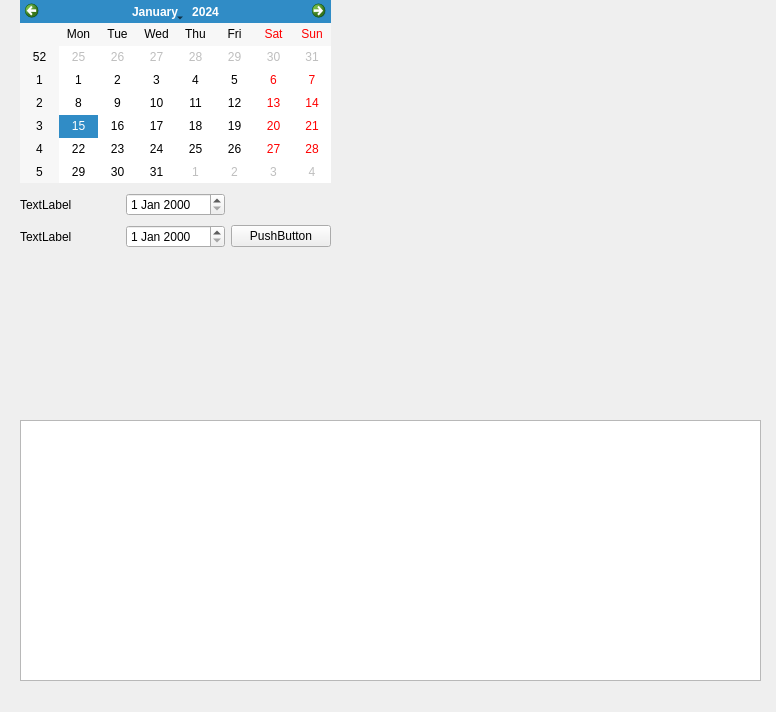
First picture: the form in acc.ui, repository 201110520/TableSetter_encore-final, before the edit.
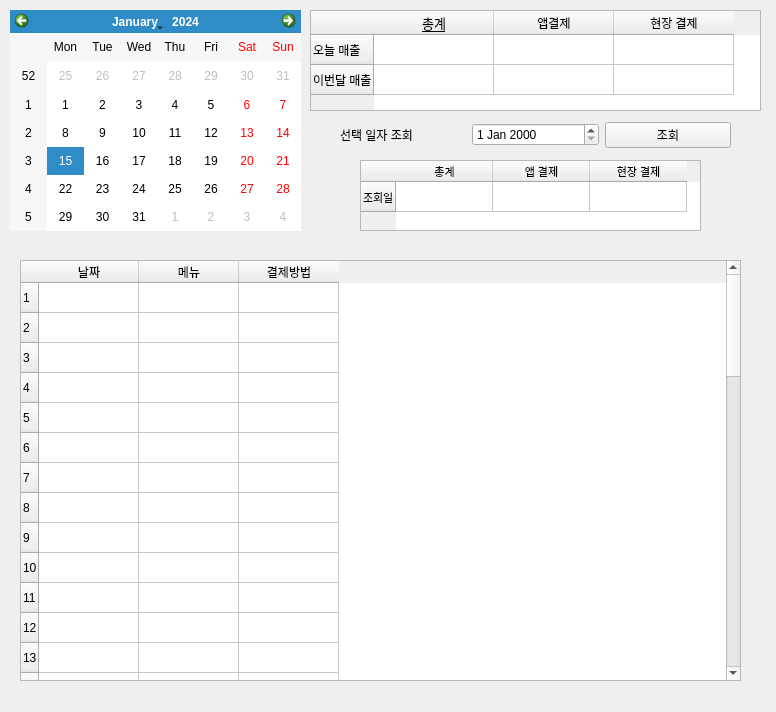
Second picture: the form after the edit.

```diff
--- a/acc.ui
+++ b/acc.ui
@@ -34,65 +34,415 @@
      <height>691</height>
     </rect>
    </property>
-   <widget class="QListView" name="listView">
-    <property name="geometry">
-     <rect>
-      <x>20</x>
-      <y>420</y>
-      <width>741</width>
-      <height>261</height>
-     </rect>
-    </property>
-   </widget>
-   <widget class="QCalendarWidget" name="calendarWidget">
-    <property name="geometry">
-     <rect>
-      <x>20</x>
-      <y>0</y>
-      <width>311</width>
-      <height>183</height>
-     </rect>
-    </property>
-   </widget>
    <widget class="QWidget" name="gridLayoutWidget">
     <property name="geometry">
      <rect>
-      <x>20</x>
-      <y>190</y>
-      <width>311</width>
-      <height>61</height>
+      <x>340</x>
+      <y>120</y>
+      <width>391</width>
+      <height>31</height>
      </rect>
     </property>
     <layout class="QGridLayout" name="gridLayout">
-     <item row="1" column="0">
-      <widget class="QLabel" name="label_2">
-       <property name="text">
-        <string>TextLabel</string>
-       </property>
-      </widget>
-     </item>
      <item row="0" column="0">
-      <widget class="QLabel" name="label">
+      <widget class="QLabel" name="label_2">
        <property name="text">
-        <string>TextLabel</string>
+        <string>선택 일자 조회</string>
+       </property>
+      </widget>
+     </item>
+     <item row="0" column="3">
+      <widget class="QPushButton" name="acc_select_search">
+       <property name="text">
+        <string>조회</string>
        </property>
       </widget>
      </item>
      <item row="0" column="1">
-      <widget class="QDateEdit" name="dateEdit"/>
-     </item>
-     <item row="1" column="1">
       <widget class="QDateEdit" name="dateEdit_2"/>
      </item>
-     <item row="1" column="2">
-      <widget class="QPushButton" name="pushButton">
-       <property name="text">
-        <string>PushButton</string>
-       </property>
-      </widget>
-     </item>
     </layout>
    </widget>
+   <widget class="QTableWidget" name="acc_upper">
+    <property name="geometry">
+     <rect>
+      <x>310</x>
+      <y>10</y>
+      <width>451</width>
+      <height>101</height>
+     </rect>
+    </property>
+    <attribute name="horizontalHeaderDefaultSectionSize">
+     <number>120</number>
+    </attribute>
+    <attribute name="horizontalHeaderMinimumSectionSize">
+     <number>30</number>
+    </attribute>
+    <row>
+     <property name="text">
+      <string>오늘 매출</string>
+     </property>
+    </row>
+    <row>
+     <property name="text">
+      <string>이번달 매출</string>
+     </property>
+    </row>
+    <column>
+     <property name="text">
+      <string>총계</string>
+     </property>
+     <property name="font">
+      <font>
+       <family>Adobe Arabic</family>
+       <pointsize>10</pointsize>
+       <underline>true</underline>
+      </font>
+     </property>
+    </column>
+    <column>
+     <property name="text">
+      <string>앱결제</string>
+     </property>
+    </column>
+    <column>
+     <property name="text">
+      <string>현장 결제</string>
+     </property>
+    </column>
+   </widget>
+   <widget class="QCalendarWidget" name="calendarWidget">
+    <property name="geometry">
+     <rect>
+      <x>10</x>
+      <y>10</y>
+      <width>291</width>
+      <height>221</height>
+     </rect>
+    </property>
+   </widget>
+   <widget class="QTableWidget" name="acc_main">
+    <property name="geometry">
+     <rect>
+      <x>20</x>
+      <y>260</y>
+      <width>721</width>
+      <height>421</height>
+     </rect>
+    </property>
+    <property name="lineWidth">
+     <number>1</number>
+    </property>
+    <property name="iconSize">
+     <size>
+      <width>0</width>
+      <height>0</height>
+     </size>
+    </property>
+    <row>
+     <property name="text">
+      <string>1</string>
+     </property>
+    </row>
+    <row>
+     <property name="text">
+      <string>2</string>
+     </property>
+    </row>
+    <row>
+     <property name="text">
+      <string>3</string>
+     </property>
+    </row>
+    <row>
+     <property name="text">
+      <string>4</string>
+     </property>
+    </row>
+    <row>
+     <property name="text">
+      <string>5</string>
+     </property>
+    </row>
+    <row>
+     <property name="text">
+      <string>6</string>
+     </property>
+    </row>
+    <row>
+     <property name="text">
+      <string>7</string>
+     </property>
+    </row>
+    <row>
+     <property name="text">
+      <string>8</string>
+     </property>
+    </row>
+    <row>
+     <property name="text">
+      <string>9</string>
+     </property>
+    </row>
+    <row>
+     <property name="text">
+      <string>10</string>
+     </property>
+    </row>
+    <row>
+     <property name="text">
+      <string>11</string>
+     </property>
+    </row>
+    <row>
+     <property name="text">
+      <string>12</string>
+     </property>
+    </row>
+    <row>
+     <property name="text">
+      <string>13</string>
+     </property>
+    </row>
+    <row>
+     <property name="text">
+      <string>14</string>
+     </property>
+    </row>
+    <row>
+     <property name="text">
+      <string>15</string>
+     </property>
+    </row>
+    <row>
+     <property name="text">
+      <string>16</string>
+     </property>
+    </row>
+    <row>
+     <property name="text">
+      <string>17</string>
+     </property>
+    </row>
+    <row>
+     <property name="text">
+      <string>18</string>
+     </property>
+    </row>
+    <row>
+     <property name="text">
+      <string>19</string>
+     </property>
+    </row>
+    <row>
+     <property name="text">
+      <string>20</string>
+     </property>
+    </row>
+    <row>
+     <property name="text">
+      <string>21</string>
+     </property>
+    </row>
+    <row>
+     <property name="text">
+      <string>22</string>
+     </property>
+    </row>
+    <row>
+     <property name="text">
+      <string>23</string>
+     </property>
+    </row>
+    <row>
+     <property name="text">
+      <string>24</string>
+     </property>
+    </row>
+    <row>
+     <property name="text">
+      <string>25</string>
+     </property>
+    </row>
+    <row>
+     <property name="text">
+      <string>26</string>
+     </property>
+    </row>
+    <row>
+     <property name="text">
+      <string>27</string>
+     </property>
+    </row>
+    <row>
+     <property name="text">
+      <string>28</string>
+     </property>
+    </row>
+    <row>
+     <property name="text">
+      <string>29</string>
+     </property>
+    </row>
+    <row>
+     <property name="text">
+      <string>30</string>
+     </property>
+    </row>
+    <row>
+     <property name="text">
+      <string>31</string>
+     </property>
+    </row>
+    <row>
+     <property name="text">
+      <string>32</string>
+     </property>
+    </row>
+    <row>
+     <property name="text">
+      <string>33</string>
+     </property>
+    </row>
+    <row>
+     <property name="text">
+      <string>34</string>
+     </property>
+    </row>
+    <row>
+     <property name="text">
+      <string>35</string>
+     </property>
+    </row>
+    <row>
+     <property name="text">
+      <string>36</string>
+     </property>
+    </row>
+    <row>
+     <property name="text">
+      <string>37</string>
+     </property>
+    </row>
+    <row>
+     <property name="text">
+      <string>38</string>
+     </property>
+    </row>
+    <row>
+     <property name="text">
+      <string>39</string>
+     </property>
+    </row>
+    <row>
+     <property name="text">
+      <string>40</string>
+     </property>
+    </row>
+    <row>
+     <property name="text">
+      <string>41</string>
+     </property>
+    </row>
+    <row>
+     <property name="text">
+      <string>42</string>
+     </property>
+    </row>
+    <row>
+     <property name="text">
+      <string>43</string>
+     </property>
+    </row>
+    <row>
+     <property name="text">
+      <string>44</string>
+     </property>
+    </row>
+    <row>
+     <property name="text">
+      <string>45</string>
+     </property>
+    </row>
+    <row>
+     <property name="text">
+      <string>46</string>
+     </property>
+    </row>
+    <row>
+     <property name="text">
+      <string>47</string>
+     </property>
+    </row>
+    <row>
+     <property name="text">
+      <string>48</string>
+     </property>
+    </row>
+    <row>
+     <property name="text">
+      <string>49</string>
+     </property>
+    </row>
+    <row>
+     <property name="text">
+      <string>50</string>
+     </property>
+    </row>
+    <column>
+     <property name="text">
+      <string>날짜</string>
+     </property>
+    </column>
+    <column>
+     <property name="text">
+      <string>메뉴</string>
+     </property>
+    </column>
+    <column>
+     <property name="text">
+      <string>결제방법</string>
+     </property>
+    </column>
+   </widget>
+   <widget class="QTableWidget" name="acc_day_table">
+    <property name="geometry">
+     <rect>
+      <x>360</x>
+      <y>160</y>
+      <width>341</width>
+      <height>71</height>
+     </rect>
+    </property>
+    <property name="font">
+     <font>
+      <pointsize>8</pointsize>
+     </font>
+    </property>
+    <attribute name="horizontalHeaderDefaultSectionSize">
+     <number>97</number>
+    </attribute>
+    <row>
+     <property name="text">
+      <string>조회일</string>
+     </property>
+    </row>
+    <column>
+     <property name="text">
+      <string>총계</string>
+     </property>
+    </column>
+    <column>
+     <property name="text">
+      <string>앱 결제</string>
+     </property>
+    </column>
+    <column>
+     <property name="text">
+      <string>현장 결제</string>
+     </property>
+    </column>
+   </widget>
   </widget>
  </widget>
  <resources/>
```
